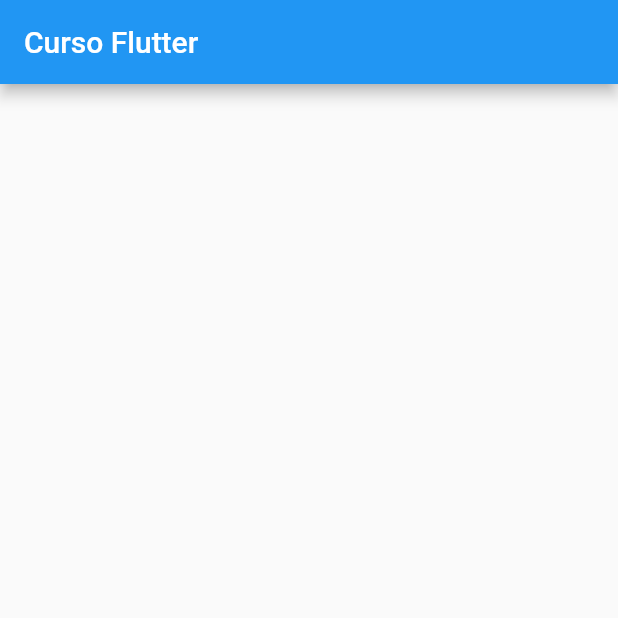
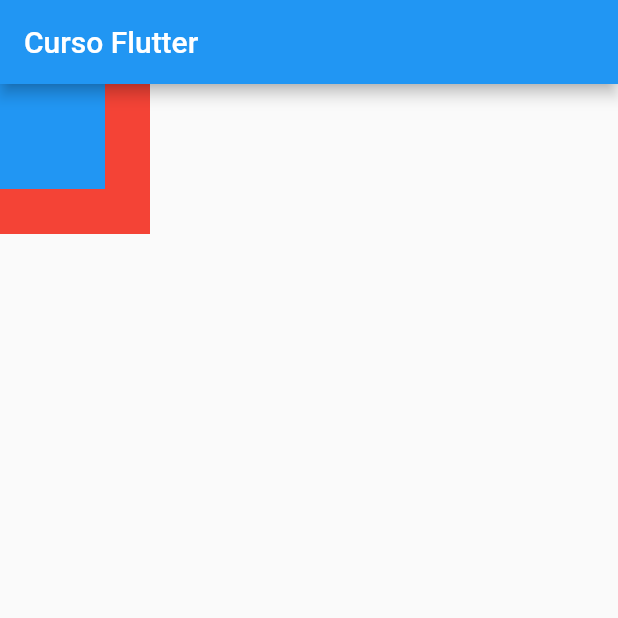
Before and after one commit to paulocf92/flutter-course-2022, a Flutter app: the screen it shows after launch, on a phone screen of 412 x 824 dp, the top half of it. Run offline on Flutter 3.47's test engine with Material 2 defaults, Android fonts, the phone set to English and light mode, and no system bars.

Commit message:
study: stacking in the z axis with Stack widget

```diff
--- a/lib/main.dart
+++ b/lib/main.dart
@@ -19,7 +19,20 @@
         appBar: AppBar(
           title: const Text('Curso Flutter'),
         ),
-        body: Container(),
+        body: Stack(
+          children: [
+            Container(
+              color: Colors.red,
+              height: 100,
+              width: 100,
+            ),
+            Container(
+              color: Colors.blue,
+              height: 70,
+              width: 70,
+            ),
+          ],
+        ),
       ),
     );
   }
```
